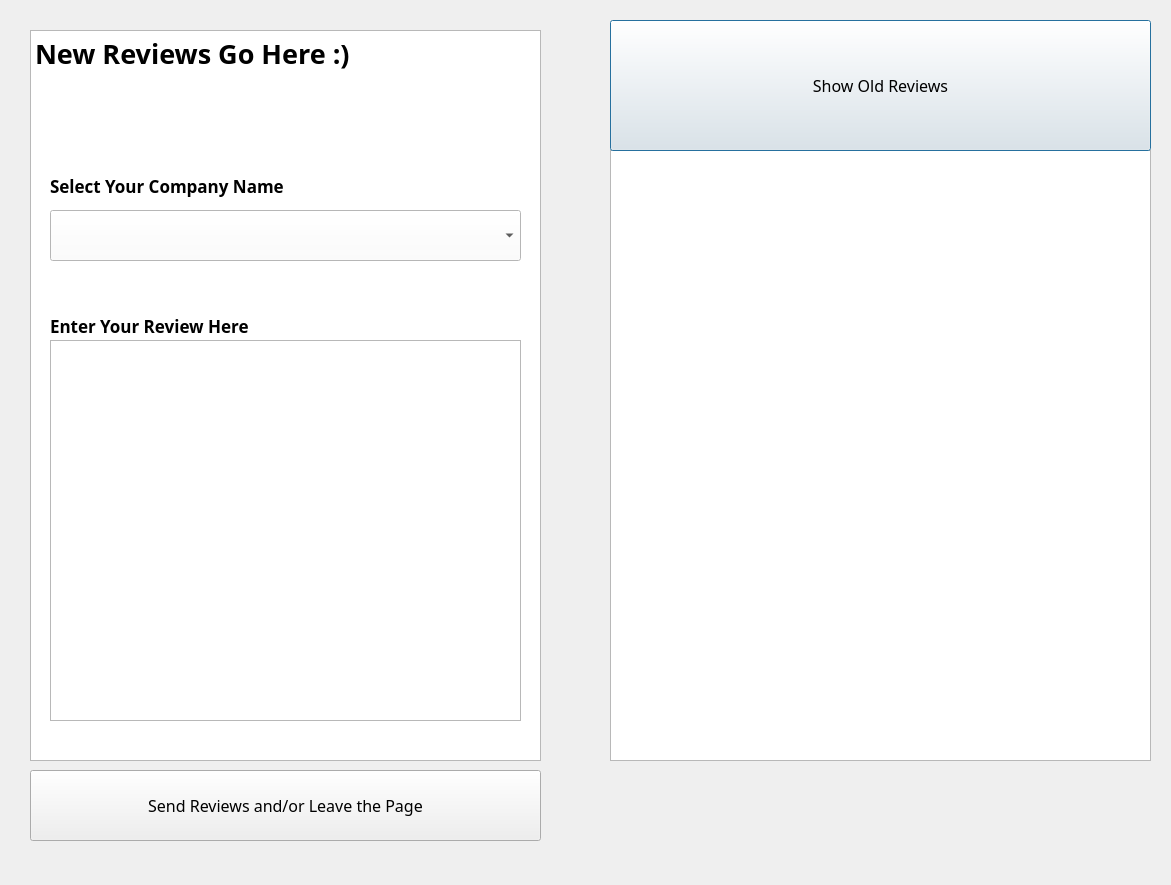
Qt form Review.ui (CS1C-MEGA-QTs/CS1C-Project-1) before a commit.
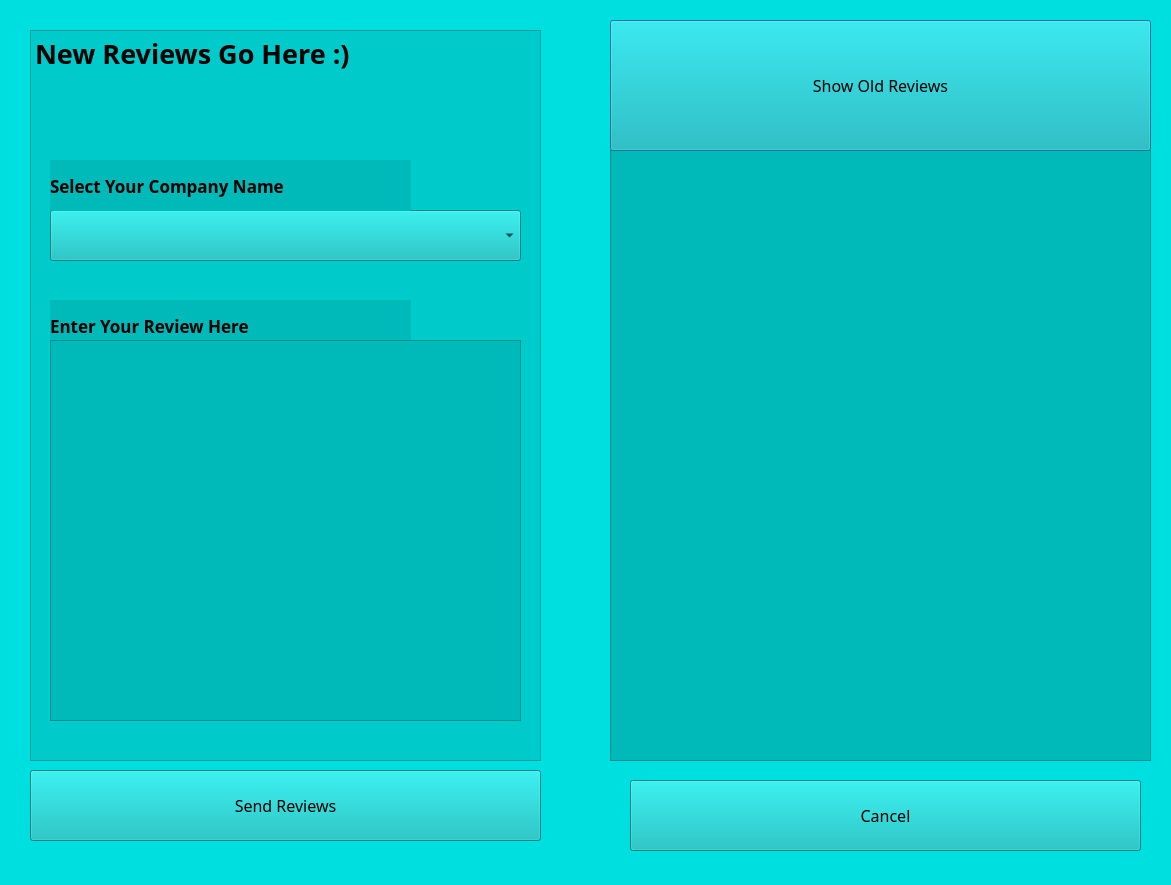
The same form after that commit.

```diff
--- a/Review.ui
+++ b/Review.ui
@@ -13,6 +13,9 @@
   <property name="windowTitle">
    <string>Dialog</string>
   </property>
+  <property name="styleSheet">
+   <string notr="true">background-color: rgb(0, 223, 223);</string>
+  </property>
   <widget class="QTextBrowser" name="textBrowser">
    <property name="geometry">
     <rect>
@@ -30,6 +33,9 @@
      <bold>true</bold>
     </font>
    </property>
+   <property name="styleSheet">
+    <string notr="true">background-color: rgb(0, 203, 203);</string>
+   </property>
    <property name="html">
     <string>&lt;!DOCTYPE HTML PUBLIC &quot;-//W3C//DTD HTML 4.0//EN&quot; &quot;http://www.w3.org/TR/REC-html40/strict.dtd&quot;&gt;
 &lt;html&gt;&lt;head&gt;&lt;meta name=&quot;qrichtext&quot; content=&quot;1&quot; /&gt;&lt;style type=&quot;text/css&quot;&gt;
@@ -61,6 +67,9 @@
      <bold>true</bold>
     </font>
    </property>
+   <property name="styleSheet">
+    <string notr="true">background-color: rgb(0, 185, 185);</string>
+   </property>
    <property name="isWrapping" stdset="0">
     <bool>false</bool>
    </property>
@@ -84,7 +93,7 @@
     </font>
    </property>
    <property name="styleSheet">
-    <string notr="true">background-color: white;</string>
+    <string notr="true">background-color: rgb(0, 185, 185);</string>
    </property>
   </widget>
   <widget class="QLabel" name="label">
@@ -104,6 +113,9 @@
      <bold>true</bold>
     </font>
    </property>
+   <property name="styleSheet">
+    <string notr="true">background-color: rgb(0, 185, 185);</string>
+   </property>
    <property name="text">
     <string>Select Your Company Name</string>
    </property>
@@ -125,6 +137,9 @@
      <bold>true</bold>
     </font>
    </property>
+   <property name="styleSheet">
+    <string notr="true">background-color: rgb(0, 185, 185);</string>
+   </property>
    <property name="text">
     <string>Enter Your Review Here </string>
    </property>
@@ -144,6 +159,9 @@
      <pointsize>12</pointsize>
     </font>
    </property>
+   <property name="styleSheet">
+    <string notr="true">background-color: rgb(0, 185, 185);</string>
+   </property>
   </widget>
   <widget class="QPushButton" name="ShowOldReviews">
    <property name="geometry">
@@ -160,6 +178,9 @@
      <pointsize>12</pointsize>
     </font>
    </property>
+   <property name="styleSheet">
+    <string notr="true">background-color: rgb(0, 185, 185);</string>
+   </property>
    <property name="text">
     <string>Show Old Reviews</string>
    </property>
@@ -179,8 +200,33 @@
      <pointsize>12</pointsize>
     </font>
    </property>
+   <property name="styleSheet">
+    <string notr="true">background-color: rgb(0, 185, 185);</string>
+   </property>
    <property name="text">
-    <string>Send Reviews and/or Leave the Page</string>
+    <string>Send Reviews</string>
+   </property>
+  </widget>
+  <widget class="QPushButton" name="pushButton_FAdminTMain">
+   <property name="geometry">
+    <rect>
+     <x>630</x>
+     <y>780</y>
+     <width>511</width>
+     <height>71</height>
+    </rect>
+   </property>
+   <property name="font">
+    <font>
+     <family>Century Gothic</family>
+     <pointsize>12</pointsize>
+    </font>
+   </property>
+   <property name="styleSheet">
+    <string notr="true">background-color: rgb(0, 185, 185);</string>
+   </property>
+   <property name="text">
+    <string>Cancel</string>
    </property>
   </widget>
  </widget>
```
